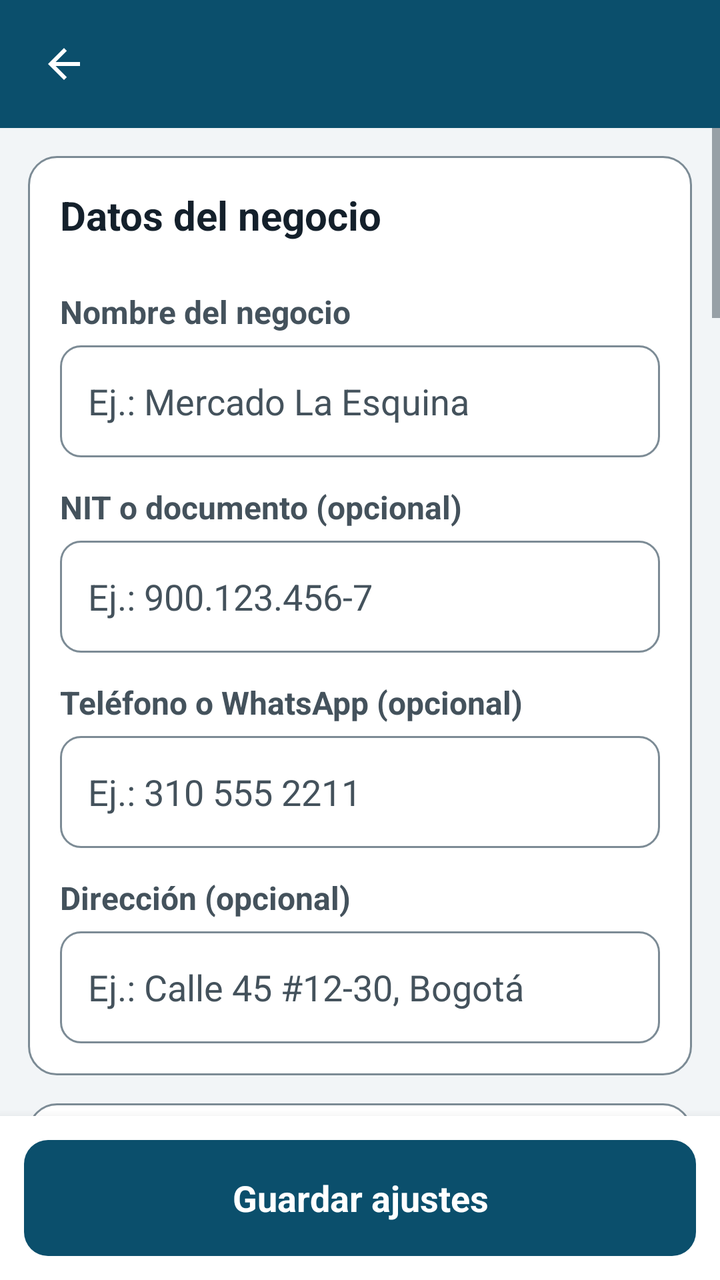
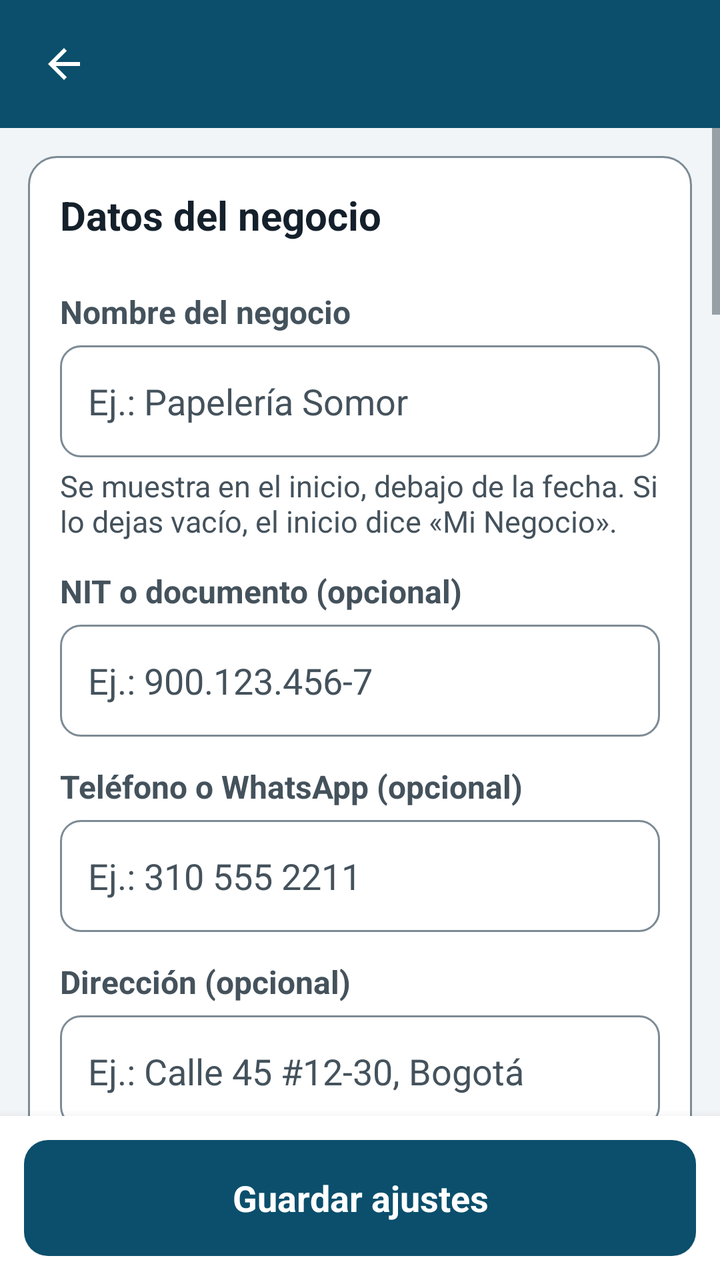

Two renders of the same Android screen: before a commit and after it. Below are the layout's source before the change and the commit's diff.
<!-- AndroidManifest.xml: application theme Tema -->
<!-- res/layout/activity_ajustes.xml -->
<?xml version="1.0" encoding="utf-8"?>
<LinearLayout xmlns:android="http://schemas.android.com/apk/res/android"
    android:layout_width="match_parent"
    android:layout_height="match_parent"
    android:orientation="vertical"
    android:background="@color/fondo">

    <include layout="@layout/barra_superior" />

    <ScrollView
android:id="@+id/scrollForm"
        android:layout_width="match_parent"
        android:layout_height="0dp"
        android:layout_weight="1"
        android:fillViewport="true">

        <LinearLayout
            android:layout_width="match_parent"
            android:layout_height="wrap_content"
            android:orientation="vertical"
            android:paddingLeft="14dp"
            android:paddingRight="14dp"
            android:paddingTop="14dp"
            android:paddingBottom="22dp">

            <LinearLayout
                style="@style/Tarjeta"
                android:layout_width="match_parent"
                android:layout_height="wrap_content">

                <TextView
                    style="@style/TituloSeccion"
                    android:layout_width="match_parent"
                    android:layout_height="wrap_content"
                    android:text="Datos del negocio" />

                <TextView
                    style="@style/Etiqueta"
                    android:layout_width="match_parent"
                    android:layout_height="wrap_content"
                    android:labelFor="@+id/etNegocio"
                    android:text="Nombre del negocio" />

                <EditText
                    android:id="@+id/etNegocio"
                    style="@style/Campo"
                    android:layout_width="match_parent"
                    android:layout_height="wrap_content"
                    android:hint="Ej.: Mercado La Esquina"
                    android:inputType="textCapWords" />

                <TextView
                    style="@style/Etiqueta"
                    android:layout_width="match_parent"
                    android:layout_height="wrap_content"
                    android:labelFor="@+id/etNit"
                    android:text="NIT o documento (opcional)" />

                <EditText
                    android:id="@+id/etNit"
                    style="@style/Campo"
                    android:layout_width="match_parent"
                    android:layout_height="wrap_content"
                    android:hint="Ej.: 900.123.456-7"
                    android:inputType="text" />

                <TextView
                    style="@style/Etiqueta"
                    android:layout_width="match_parent"
                    android:layout_height="wrap_content"
                    android:labelFor="@+id/etTelefono"
                    android:text="Teléfono o WhatsApp (opcional)" />

                <EditText
                    android:id="@+id/etTelefono"
                    style="@style/Campo"
                    android:layout_width="match_parent"
                    android:layout_height="wrap_content"
                    android:hint="Ej.: 310 555 2211"
                    android:inputType="phone" />

                <TextView
                    style="@style/Etiqueta"
                    android:layout_width="match_parent"
                    android:layout_height="wrap_content"
                    android:labelFor="@+id/etDireccion"
                    android:text="Dirección (opcional)" />

                <EditText
                    android:id="@+id/etDireccion"
                    style="@style/Campo"
                    android:layout_width="match_parent"
                    android:layout_height="wrap_content"
                    android:hint="Ej.: Calle 45 #12-30, Bogotá"
                    android:inputType="textPostalAddress" />
            </LinearLayout>

            <LinearLayout
                style="@style/Tarjeta"
                android:layout_width="match_parent"
                android:layout_height="wrap_content">

                <TextView
                    style="@style/TituloSeccion"
                    android:layout_width="match_parent"
                    android:layout_height="wrap_content"
                    android:text="Impuestos y existencias" />

                <Switch
                    android:id="@+id/swImpuesto"
                    android:layout_width="match_parent"
                    android:layout_height="wrap_content"
                    android:minHeight="56dp"
                    android:text="Cobrar impuesto por defecto"
                    android:textColor="@color/texto"
                    android:textSize="18sp" />

                <TextView
                    style="@style/Ayuda"
                    android:layout_width="match_parent"
                    android:layout_height="wrap_content"
                    android:text="Se puede activar o desactivar en cada venta y en cada compra." />

                <TextView
                    style="@style/Etiqueta"
                    android:layout_width="match_parent"
                    android:layout_height="wrap_content"
                    android:labelFor="@+id/etImpuesto"
                    android:text="Porcentaje de impuesto por defecto" />

                <EditText
                    android:id="@+id/etImpuesto"
                    style="@style/Campo"
                    android:layout_width="match_parent"
                    android:layout_height="wrap_content"
                    android:hint="19"
                    android:inputType="numberDecimal"
                    android:maxLength="5" />

                <TextView
                    style="@style/Ayuda"
                    android:layout_width="match_parent"
                    android:layout_height="wrap_content"
                    android:text="En Colombia el IVA general es del 19%. Si tu negocio no cobra impuesto, déjalo en 0." />

                <Switch
                    android:id="@+id/swStockNegativo"
                    android:layout_width="match_parent"
                    android:layout_height="wrap_content"
                    android:layout_marginTop="14dp"
                    android:minHeight="56dp"
                    android:text="Permitir vender sin existencias"
                    android:textColor="@color/texto"
                    android:textSize="18sp" />

                <TextView
                    style="@style/Ayuda"
                    android:layout_width="match_parent"
                    android:layout_height="wrap_content"
                    android:text="Si está desactivado, la app avisa cuando un producto no tiene existencias suficientes." />
            </LinearLayout>

            <LinearLayout
                style="@style/Tarjeta"
                android:layout_width="match_parent"
                android:layout_height="wrap_content">

                <TextView
                    style="@style/TituloSeccion"
                    android:layout_width="match_parent"
                    android:layout_height="wrap_content"
                    android:text="Tamaño del texto" />

                <TextView
                    style="@style/Ayuda"
                    android:layout_width="match_parent"
                    android:layout_height="wrap_content"
                    android:text="Elige el tamaño que te resulte más cómodo. También puedes cambiarlo en los ajustes de Android." />

                <RadioGroup
                    android:id="@+id/grupoTexto"
                    android:layout_width="match_parent"
                    android:layout_height="wrap_content"
                    android:layout_marginTop="6dp">

                    <RadioButton
                        android:id="@+id/rbSistema"
                        android:layout_width="match_parent"
                        android:layout_height="wrap_content"
                        android:minHeight="52dp"
                        android:text="Tamaño del sistema"
                        android:textColor="@color/texto"
                        android:textSize="18sp" />

                    <RadioButton
                        android:id="@+id/rbGrande"
                        android:layout_width="match_parent"
                        android:layout_height="wrap_content"
                        android:minHeight="52dp"
                        android:text="Grande (15% más)"
                        android:textColor="@color/texto"
                        android:textSize="18sp" />

                    <RadioButton
                        android:id="@+id/rbMuyGrande"
                        android:layout_width="match_parent"
                        android:layout_height="wrap_content"
                        android:minHeight="52dp"
                        android:text="Muy grande (30% más)"
                        android:textColor="@color/texto"
                        android:textSize="18sp" />
                </RadioGroup>
            </LinearLayout>

            <LinearLayout
                style="@style/Tarjeta"
                android:layout_width="match_parent"
                android:layout_height="wrap_content">

                <TextView
                    style="@style/TituloSeccion"
                    android:layout_width="match_parent"
                    android:layout_height="wrap_content"
                    android:text="Lector de códigos" />

                <TextView
                    style="@style/Ayuda"
                    android:layout_width="match_parent"
                    android:layout_height="wrap_content"
                    android:text="Elige el modo predeterminado al escanear en el inventario y en las ventas. También puedes cambiarlo dentro del lector." />

                <RadioGroup
                    android:id="@+id/grupoEscaner"
                    android:layout_width="match_parent"
                    android:layout_height="wrap_content"
                    android:layout_marginTop="6dp">

                    <RadioButton
                        android:id="@+id/rbEscanerBarras"
                        android:layout_width="match_parent"
                        android:layout_height="wrap_content"
                        android:minHeight="52dp"
                        android:text="Código de barras (predeterminado)"
                        android:textColor="@color/texto"
                        android:textSize="18sp" />

                    <RadioButton
                        android:id="@+id/rbEscanerQr"
                        android:layout_width="match_parent"
                        android:layout_height="wrap_content"
                        android:minHeight="52dp"
                        android:text="Código QR"
                        android:textColor="@color/texto"
                        android:textSize="18sp" />
                </RadioGroup>

                <TextView
                    style="@style/Ayuda"
                    android:layout_width="match_parent"
                    android:layout_height="wrap_content"
                    android:text="Solo se usa la cámara mientras escaneas. Si no das permiso, puedes escribir el código o leerlo desde una imagen." />
            </LinearLayout>

            <LinearLayout
                style="@style/Tarjeta"
                android:layout_width="match_parent"
                android:layout_height="wrap_content">

                <TextView
                    style="@style/TituloSeccion"
                    android:layout_width="match_parent"
                    android:layout_height="wrap_content"
                    android:text="Copia de seguridad" />

                <TextView
                    android:id="@+id/txtUltimaCopia"
                    android:layout_width="match_parent"
                    android:layout_height="wrap_content"
                    android:text="Última copia: nunca."
                    android:textColor="@color/texto"
                    android:textSize="17sp" />

                <TextView
                    style="@style/Ayuda"
                    android:layout_width="match_parent"
                    android:layout_height="wrap_content"
                    android:layout_marginTop="8dp"
                    android:text="La copia incluye productos, ventas, compras, clientes y todas las fotos. Guárdala en Google Drive, en una USB o en otro lugar seguro." />

                <Button
                    android:id="@+id/btnCrearCopia"
                    style="@style/BotonPrimario"
                    android:layout_width="match_parent"
                    android:layout_height="wrap_content"
                    android:layout_marginTop="14dp"
                    android:text="Crear copia de seguridad" />

                <Button
                    android:id="@+id/btnRestaurar"
                    style="@style/BotonSecundario"
                    android:layout_width="match_parent"
                    android:layout_height="wrap_content"
                    android:layout_marginTop="10dp"
                    android:text="Restaurar una copia" />
            </LinearLayout>

            <LinearLayout
                style="@style/Tarjeta"
                android:layout_width="match_parent"
                android:layout_height="wrap_content">

                <TextView
                    style="@style/TituloSeccion"
                    android:layout_width="match_parent"
                    android:layout_height="wrap_content"
                    android:text="Datos de ejemplo" />

                <TextView
                    style="@style/Ayuda"
                    android:layout_width="match_parent"
                    android:layout_height="wrap_content"
                    android:text="Agrega productos, clientes, proveedores y algunas ventas de prueba para conocer la app. No se cargan automáticamente." />

                <Button
                    android:id="@+id/btnEjemplo"
                    style="@style/BotonSecundario"
                    android:layout_width="match_parent"
                    android:layout_height="wrap_content"
                    android:layout_marginTop="12dp"
                    android:text="Cargar datos de ejemplo" />
            </LinearLayout>

            <LinearLayout
                style="@style/Tarjeta"
                android:layout_width="match_parent"
                android:layout_height="wrap_content">

                <TextView
                    style="@style/TituloSeccion"
                    android:layout_width="match_parent"
                    android:layout_height="wrap_content"
                    android:text="Borrar todos los datos" />

                <TextView
                    style="@style/Ayuda"
                    android:layout_width="match_parent"
                    android:layout_height="wrap_content"
                    android:text="Elimina productos, ventas, compras, clientes, proveedores, gastos y fotos de este dispositivo. No se puede deshacer. Crea una copia antes." />

                <Button
                    android:id="@+id/btnBorrarTodo"
                    style="@style/BotonPeligro"
                    android:layout_width="match_parent"
                    android:layout_height="wrap_content"
                    android:layout_marginTop="12dp"
                    android:text="Borrar todos los datos" />
            </LinearLayout>

            <LinearLayout
                style="@style/Tarjeta"
                android:layout_width="match_parent"
                android:layout_height="wrap_content">

                <TextView
                    style="@style/TituloSeccion"
                    android:layout_width="match_parent"
                    android:layout_height="wrap_content"
                    android:text="Acerca de Mi Negocio" />

                <TextView
                    android:id="@+id/txtVersion"
                    android:layout_width="match_parent"
                    android:layout_height="wrap_content"
                    android:text="Versión 1.0"
                    android:textColor="@color/texto"
                    android:textSize="16sp" />

                <TextView
                    style="@style/Ayuda"
                    android:layout_width="match_parent"
                    android:layout_height="wrap_content"
                    android:layout_marginTop="8dp"
                    android:text="Funciona sin internet. Solo pide permiso de cámara cuando abres el lector de códigos; no usa ubicación, contactos ni almacenamiento general y no envía tus datos a ningún servidor. Todo queda en este dispositivo hasta que tú decidas compartir una copia." />
            </LinearLayout>
        </LinearLayout>
    </ScrollView>

    <LinearLayout
        android:layout_width="match_parent"
        android:layout_height="wrap_content"
        android:orientation="vertical"
        android:background="@color/superficie"
        android:elevation="8dp"
        android:padding="12dp">

        <Button
            android:id="@+id/btnGuardar"
            style="@style/BotonPrimario"
            android:layout_width="match_parent"
            android:layout_height="wrap_content"
            android:text="Guardar ajustes" />
    </LinearLayout>
</LinearLayout>
<!-- res/layout/barra_superior.xml (included above) -->
<?xml version="1.0" encoding="utf-8"?>
<LinearLayout xmlns:android="http://schemas.android.com/apk/res/android"
    android:layout_width="match_parent"
    android:layout_height="wrap_content"
    android:orientation="horizontal"
    android:gravity="center_vertical"
    android:background="@color/primario"
    android:minHeight="64dp"
    android:paddingLeft="6dp"
    android:paddingRight="12dp"
    android:paddingTop="6dp"
    android:paddingBottom="6dp">

    <ImageButton
        android:id="@+id/btnAtras"
        android:layout_width="52dp"
        android:layout_height="52dp"
        android:background="?android:attr/selectableItemBackgroundBorderless"
        android:src="@drawable/ic_atras"
        android:tint="@color/blanco"
        android:contentDescription="@string/volver"
        android:scaleType="centerInside" />

    <TextView
        android:id="@+id/tituloBarra"
        android:layout_width="0dp"
        android:layout_height="wrap_content"
        android:layout_weight="1"
        android:layout_marginStart="4dp"
        android:textColor="@color/blanco"
        android:textSize="22sp"
        android:textStyle="bold"
        android:maxLines="2"
        android:ellipsize="end" />
</LinearLayout>
<!-- resources referenced by this layout -->
<resources>
  <color name="blanco">#FFFFFF</color>
  <color name="fondo">#F2F5F7</color>
  <color name="primario">#0B4F6C</color>
  <color name="superficie">#FFFFFF</color>
  <color name="texto">#14202B</color>
  <!-- drawable ic_atras (drawable) -->
  <?xml version="1.0" encoding="utf-8"?>
  <vector xmlns:android="http://schemas.android.com/apk/res/android"
      android:width="24dp" android:height="24dp"
      android:viewportWidth="24" android:viewportHeight="24">
      <path android:fillColor="#FF000000" android:pathData="M20,11H7.83l5.59,-5.59L12,4l-8,8 8,8 1.41,-1.41L7.83,13H20v-2z"/>
  </vector>
  <string name="volver">Volver</string>
  <style name="Ayuda">
          <item name="android:textSize">15sp</item>
          <item name="android:textColor">@color/texto_secundario</item>
          <item name="android:layout_marginTop">4dp</item>
      </style>
  <style name="BotonPeligro" parent="BotonPrimario">
          <item name="android:background">@drawable/boton_peligro</item>
          <item name="android:textColor">@color/blanco</item>
      </style>
  <style name="BotonSecundario" parent="BotonPrimario">
          <item name="android:background">@drawable/boton_secundario</item>
          <item name="android:textColor">@color/primario</item>
      </style>
  <style name="Etiqueta">
          <item name="android:textSize">16sp</item>
          <item name="android:textStyle">bold</item>
          <item name="android:textColor">@color/texto_secundario</item>
          <item name="android:layout_marginTop">14dp</item>
          <item name="android:layout_marginBottom">6dp</item>
      </style>
  <style name="Tarjeta">
          <item name="android:background">@drawable/fondo_tarjeta</item>
          <item name="android:padding">16dp</item>
          <item name="android:layout_marginBottom">14dp</item>
          <item name="android:orientation">vertical</item>
      </style>
  <style name="TituloSeccion">
          <item name="android:textSize">20sp</item>
          <item name="android:textStyle">bold</item>
          <item name="android:textColor">@color/texto</item>
          <item name="android:layout_marginBottom">10dp</item>
      </style>
  <color name="texto_secundario">#44525C</color>
  <!-- drawable boton_peligro (drawable) -->
  <?xml version="1.0" encoding="utf-8"?>
  <selector xmlns:android="http://schemas.android.com/apk/res/android">
      <item android:state_pressed="true">
          <shape><solid android:color="#7A1C16"/><corners android:radius="12dp"/></shape>
      </item>
      <item>
          <shape><solid android:color="@color/error"/><corners android:radius="12dp"/></shape>
      </item>
  </selector>
  <!-- drawable fondo_campo (drawable) -->
  <?xml version="1.0" encoding="utf-8"?>
  <selector xmlns:android="http://schemas.android.com/apk/res/android">
      <item android:state_focused="true">
          <shape><solid android:color="@color/superficie"/><corners android:radius="10dp"/><stroke android:width="2dp" android:color="@color/primario"/></shape>
      </item>
      <item>
          <shape><solid android:color="@color/superficie"/><corners android:radius="10dp"/><stroke android:width="1dp" android:color="@color/borde"/></shape>
      </item>
  </selector>
  <!-- drawable fondo_tarjeta (drawable) -->
  <?xml version="1.0" encoding="utf-8"?>
  <shape xmlns:android="http://schemas.android.com/apk/res/android">
      <solid android:color="@color/superficie"/>
      <corners android:radius="14dp"/>
      <stroke android:width="1dp" android:color="@color/borde"/>
  </shape>
  <color name="primario_oscuro">#073A50</color>
  <color name="error">#A3231C</color>
  <color name="deshabilitado">#8A979F</color>
  <color name="gris_fondo">#E6EBEE</color>
  <color name="primario_claro">#DCEAF2</color>
  <color name="borde">#7C8B95</color>
  <!-- unchanged entries left out for length: 5 -->
</resources>

<!-- the commit's change to res/layout/activity_ajustes.xml (unified diff, before → after) -->
@@ -46,8 +46,14 @@ android:id="@+id/scrollForm"
                     style="@style/Campo"
                     android:layout_width="match_parent"
                     android:layout_height="wrap_content"
-                    android:hint="Ej.: Mercado La Esquina"
+                    android:hint="Ej.: Papelería Somor"
                     android:inputType="textCapWords" />
+
+                <TextView
+                    style="@style/Ayuda"
+                    android:layout_width="match_parent"
+                    android:layout_height="wrap_content"
+                    android:text="Se muestra en el inicio, debajo de la fecha. Si lo dejas vacío, el inicio dice «Mi Negocio»." />
 
                 <TextView
                     style="@style/Etiqueta"
@@ -408,7 +414,7 @@ android:id="@+id/scrollForm"
     android:layout_height="wrap_content"
     android:orientation="horizontal"
     android:gravity="center_vertical"
-    android:background="@color/primario"
+    android:background="?android:attr/colorPrimary"
     android:minHeight="64dp"
     android:paddingLeft="6dp"
     android:paddingRight="12dp"
